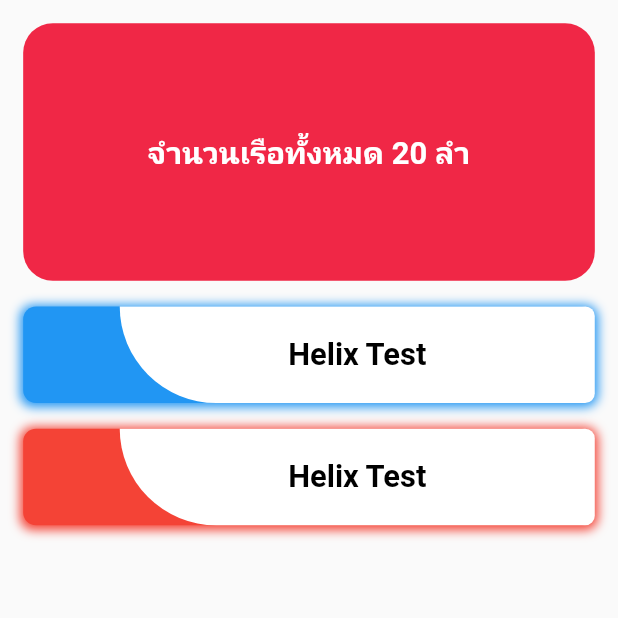
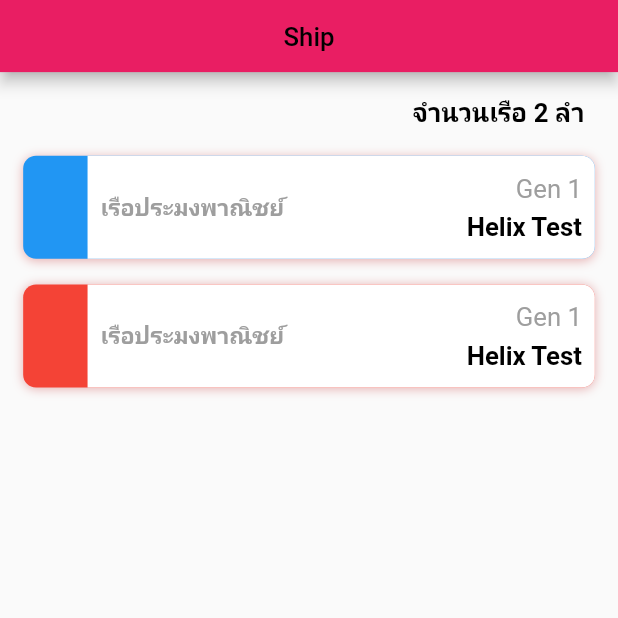
Before and after one commit to etnecadev/etneca-link, a Flutter app: the SecondPage screen opened by its route, on a phone screen of 412 x 824 dp, the top half of it. Run offline on Flutter 3.47's test engine with Material 2 defaults, Android fonts, the phone set to English and light mode, and no system bars; our stand-ins replace adaptive_theme, carousel_slider, contained_tab_bar_view, dot_navigation_bar, expandable, flutter_staggered_animations and 2 more.

Commit message:
change card ship page

```diff
--- a/lib/src/page/shipPage.dart
+++ b/lib/src/page/shipPage.dart
@@ -16,34 +16,60 @@ _Card(color) {
     },
     child: Container(
       margin: EdgeInsets.only(top: 20),
-      height: 75,
+      height: 80,
       decoration: BoxDecoration(
         color: color,
         borderRadius: BorderRadius.all(Radius.circular(10)),
         boxShadow: [
           BoxShadow(
-            color: color,
-            spreadRadius: 2,
+            color: AppTheme.light.shadowColor,
+            spreadRadius: 0,
             blurRadius: 6,
             offset: Offset(0, 1), // changes position of shadow
           ),
         ],
       ),
       child: Container(
-        margin: EdgeInsets.only(left: 75),
+        padding: EdgeInsets.all(10),
+        margin: EdgeInsets.only(left: 50),
         decoration: BoxDecoration(
           color: Colors.white,
           borderRadius: BorderRadius.only(
-              bottomLeft: Radius.circular(100),
+              // bottomLeft: Radius.circular(100),
               bottomRight: Radius.circular(10),
               topRight: Radius.circular(10)),
         ),
-        child: Center(
-          child: Text(
+        child: Row(
+          mainAxisAlignment: MainAxisAlignment.spaceBetween,
+          children: [
+            Text(
+              "เรือประมงพาณิชย์",
+              style: TextStyle(
+                  color: Colors.grey,
+                  fontSize: 18,
+                  fontWeight: FontWeight.w700),
+            ),
+            Column(
+              mainAxisAlignment: MainAxisAlignment.spaceAround,
+              crossAxisAlignment: CrossAxisAlignment.end,
+              children: [
+                Text(
+                  "Gen 1",
+                  style: TextStyle(
+                      color: Colors.grey,
+                      fontSize: 20,
+                      fontWeight: FontWeight.w400),
+                ),
+                Text(
                   "Helix Test",
                   style: TextStyle(
-                color: Colors.black, fontSize: 24, fontWeight: FontWeight.w700),
+                      color: Colors.black,
+                      fontSize: 20,
+                      fontWeight: FontWeight.w700),
                 ),
+              ],
+            ),
+          ],
         ),
       ),
     ),
@@ -54,31 +80,36 @@ class _SecondPageState extends State<SecondPage> {
   @override
   Widget build(BuildContext context) {
     return Scaffold(
+      appBar: AppBar(
+        automaticallyImplyLeading: false,
+        // backgroundColor: Colors.transparent,
+        // elevation: 0,
+        title: Center(
+            child: Text(
+          "Ship",
+          style: TextStyle(color: Colors.black),
+        )),
+      ),
       body: Container(
         padding: EdgeInsets.all(18),
         child: Column(
+          crossAxisAlignment: CrossAxisAlignment.end,
           children: [
             Container(
-                decoration: BoxDecoration(
-                  borderRadius: BorderRadius.all(Radius.circular(23)),
-                  color: AppTheme.light.primaryColor,
-                ),
-                width: double.infinity,
-                height: 200,
-                child: Center(
+              margin: EdgeInsets.only(right: 8),
               child: Text(
-                    "จำนวนเรือทั้งหมด 20 ลำ",
+                "จำนวนเรือ 2 ลำ",
                 style: TextStyle(
-                        color: Colors.white,
-                        fontSize: 24,
+                    color: Colors.black,
+                    fontSize: 20,
                     fontWeight: FontWeight.w700),
               ),
-                )),
+            ),
             Flexible(
               child: ListView(
                 children: <Widget>[_Card(Colors.blue), _Card(Colors.red)],
               ),
-            )
+            ),
           ],
         ),
       ),
```
Lines whose indentation alone changed are shown as unchanged.
